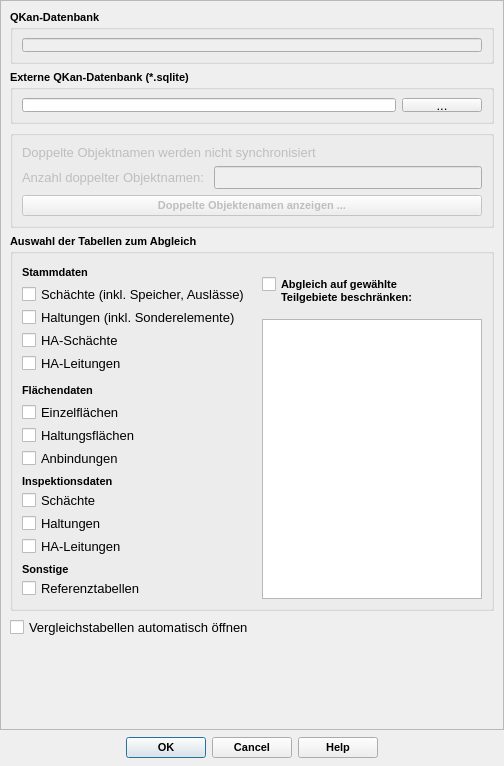
This is qkan/sync/res/compare_dialog_base.ui in SonkeHoffmann/QKan-1 as Qt 5 draws it before an edit. The edited form follows.
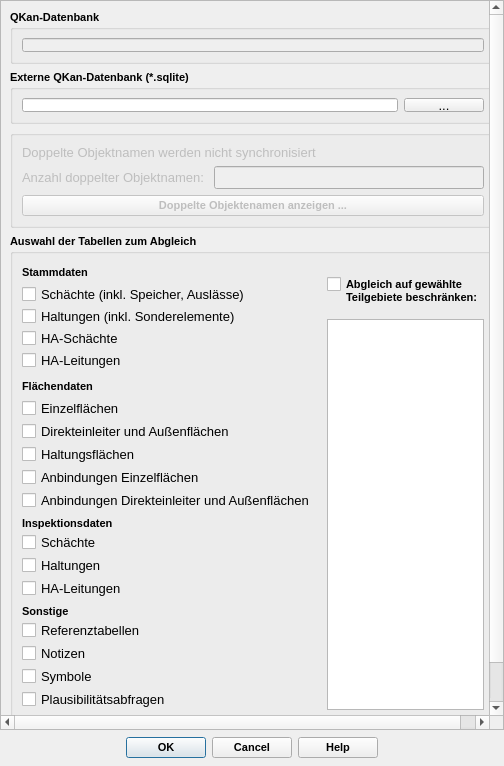
This is the edited form. Icons and pictures are not drawn.

```diff
--- a/qkan/sync/res/compare_dialog_base.ui
+++ b/qkan/sync/res/compare_dialog_base.ui
@@ -546,6 +546,30 @@
                 </property>
                </widget>
               </item>
+              <item>
+               <widget class="QCheckBox" name="cb_einleitdirekt">
+                <property name="enabled">
+                 <bool>true</bool>
+                </property>
+                <property name="font">
+                 <font>
+                  <family>Tahoma</family>
+                  <pointsize>10</pointsize>
+                  <weight>50</weight>
+                  <bold>false</bold>
+                 </font>
+                </property>
+                <property name="toolTip">
+                 <string>&lt;html&gt;&lt;head/&gt;&lt;body&gt;&lt;p&gt;Direkteinleiter und Außenflächen vergleichen&lt;/p&gt;&lt;/body&gt;&lt;/html&gt;</string>
+                </property>
+                <property name="statusTip">
+                 <string>aktiviert</string>
+                </property>
+                <property name="text">
+                 <string>Direkteinleiter und Außenflächen</string>
+                </property>
+               </widget>
+              </item>
               <item>
                <widget class="QCheckBox" name="cb_tezg">
                 <property name="enabled">
@@ -590,7 +614,31 @@
                  <string>Verknüpfungen zu Einzelflächen und SW-Einleitungen</string>
                 </property>
                 <property name="text">
-                 <string>Anbindungen</string>
+                 <string>Anbindungen Einzelflächen</string>
+                </property>
+               </widget>
+              </item>
+              <item>
+               <widget class="QCheckBox" name="cb_linksw">
+                <property name="enabled">
+                 <bool>true</bool>
+                </property>
+                <property name="font">
+                 <font>
+                  <family>Tahoma</family>
+                  <pointsize>10</pointsize>
+                  <weight>50</weight>
+                  <bold>false</bold>
+                 </font>
+                </property>
+                <property name="toolTip">
+                 <string>&lt;html&gt;&lt;head/&gt;&lt;body&gt;&lt;p&gt;Verknüpfungen zu SW-Einleitungen und Außenflächen vergleichen&lt;/p&gt;&lt;/body&gt;&lt;/html&gt;</string>
+                </property>
+                <property name="statusTip">
+                 <string>Verknüpfungen zu SW-Einleitungen und Außenflächen</string>
+                </property>
+                <property name="text">
+                 <string>Anbindungen Direkteinleiter und Außenflächen</string>
                 </property>
                </widget>
               </item>
@@ -740,6 +788,78 @@
                 </property>
                </widget>
               </item>
+              <item>
+               <widget class="QCheckBox" name="cb_notizen">
+                <property name="enabled">
+                 <bool>true</bool>
+                </property>
+                <property name="font">
+                 <font>
+                  <family>Tahoma</family>
+                  <pointsize>10</pointsize>
+                  <weight>50</weight>
+                  <bold>false</bold>
+                 </font>
+                </property>
+                <property name="toolTip">
+                 <string>&lt;html&gt;&lt;head/&gt;&lt;body&gt;&lt;p&gt;Notizen vergleichen&lt;/p&gt;&lt;/body&gt;&lt;/html&gt;</string>
+                </property>
+                <property name="statusTip">
+                 <string>aktiviert</string>
+                </property>
+                <property name="text">
+                 <string>Notizen</string>
+                </property>
+               </widget>
+              </item>
+              <item>
+               <widget class="QCheckBox" name="cb_symbole">
+                <property name="enabled">
+                 <bool>true</bool>
+                </property>
+                <property name="font">
+                 <font>
+                  <family>Tahoma</family>
+                  <pointsize>10</pointsize>
+                  <weight>50</weight>
+                  <bold>false</bold>
+                 </font>
+                </property>
+                <property name="toolTip">
+                 <string>&lt;html&gt;&lt;head/&gt;&lt;body&gt;&lt;p&gt;Symbole vergleichen&lt;/p&gt;&lt;/body&gt;&lt;/html&gt;</string>
+                </property>
+                <property name="statusTip">
+                 <string>aktiviert</string>
+                </property>
+                <property name="text">
+                 <string>Symbole</string>
+                </property>
+               </widget>
+              </item>
+              <item>
+               <widget class="QCheckBox" name="cb_plausi">
+                <property name="enabled">
+                 <bool>true</bool>
+                </property>
+                <property name="font">
+                 <font>
+                  <family>Tahoma</family>
+                  <pointsize>10</pointsize>
+                  <weight>50</weight>
+                  <bold>false</bold>
+                 </font>
+                </property>
+                <property name="toolTip">
+                 <string>&lt;html&gt;&lt;head/&gt;&lt;body&gt;&lt;p&gt;Plausibilitätsabfragen vergleichen&lt;/p&gt;&lt;/body&gt;&lt;/html&gt;</string>
+                </property>
+                <property name="statusTip">
+                 <string>aktiviert</string>
+                </property>
+                <property name="text">
+                 <string>Plausibilitätsabfragen</string>
+                </property>
+               </widget>
+              </item>
              </layout>
             </item>
            </layout>
```
Left out of the diff: 26 changed lines with no effect on the pictures.
